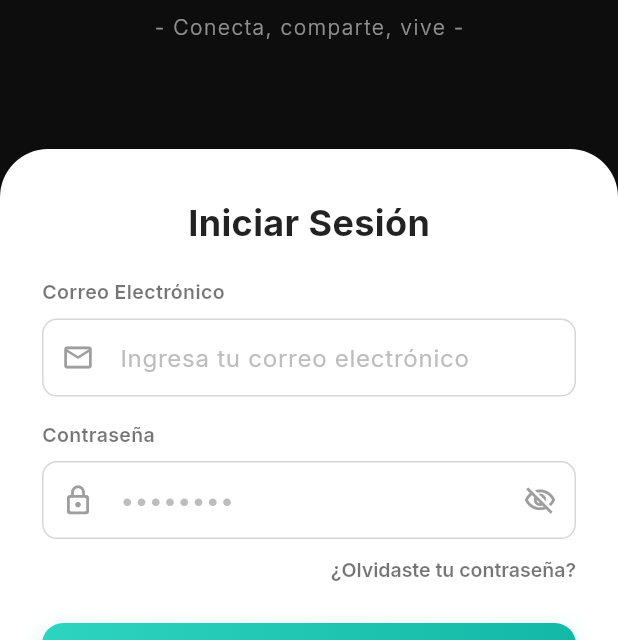
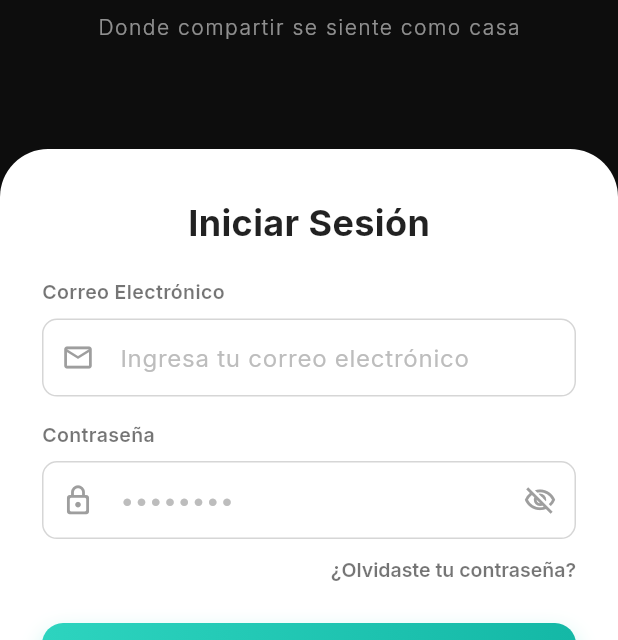
Before and after one commit to jmvillanueva-dev/HAUS-Mobil-App, a Flutter app: the LoginPage screen opened directly, on a phone screen of 412 x 824 dp, the part 197-837 px from its top. Run offline on Flutter 3.47's test engine with Material 3 defaults, Android fonts, the phone set to English and light mode, and no system bars; our stand-ins replace app_links, bloc, connectivity_plus, dartz, equatable, flutter_bloc and 13 more; accounts and stored records are empty; network calls fail.

```diff
--- a/lib/features/auth/presentation/pages/login_page.dart
+++ b/lib/features/auth/presentation/pages/login_page.dart
@@ -199,7 +199,7 @@ class _LoginPageState extends State<LoginPage>
                             ),
                             const SizedBox(height: 8),
                             Text(
-                              '- Conecta, comparte, vive -',
+                              'Donde compartir se siente como casa',
                               style: TextStyle(
                                 fontSize: 14,
                                 fontWeight: FontWeight.w300,
```
